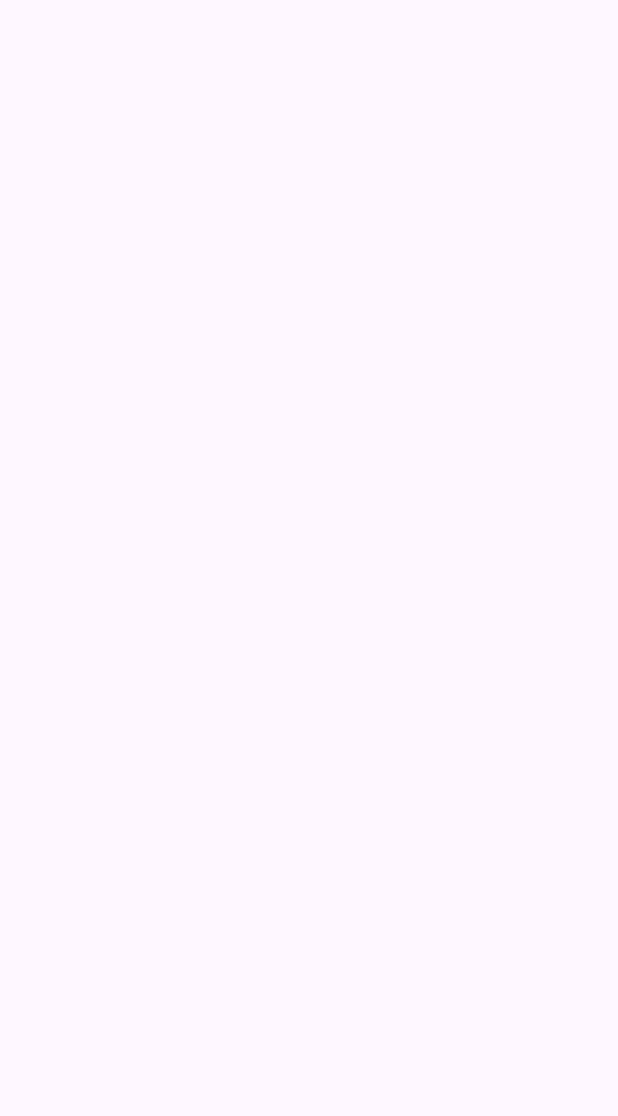
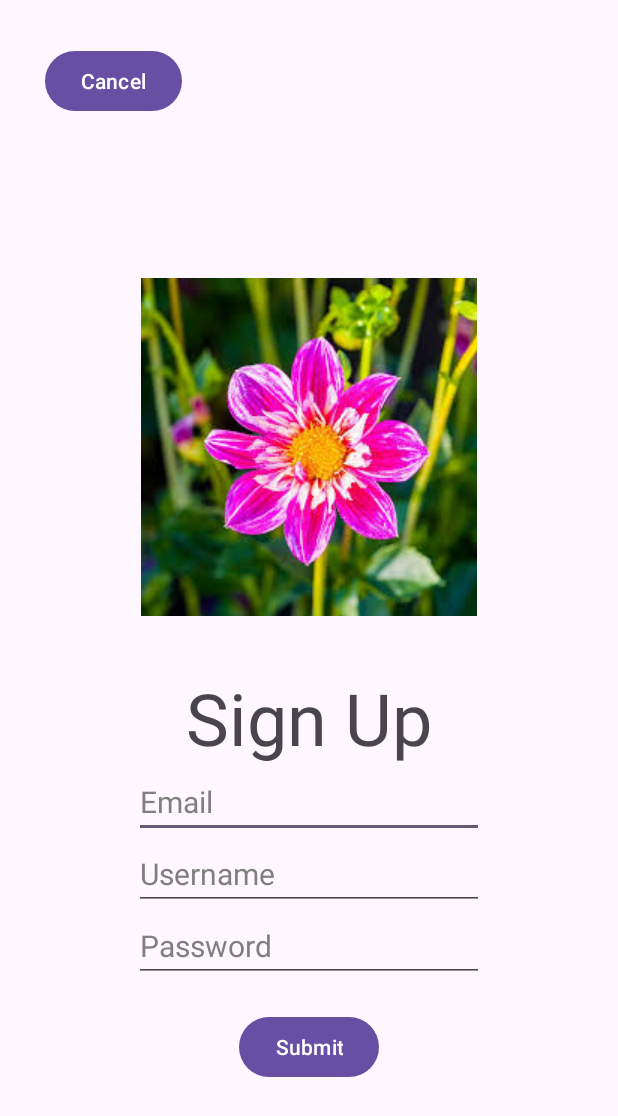
Before and after one commit to Celian4862/MobileDev, an Android app: the SignupActivity screen opened directly, with no data from a screen before it, on a phone screen of 412 x 824 dp. Before the commit the part shown is empty. Shown: the top 1116 px of the screen. Run offline under Robolectric (Android 15) with nearby library versions, the phone set to English and light mode, and no system bars.

Commit message:
Added signup page

```diff
--- a/app/src/main/res/layout/activity_signup.xml
+++ b/app/src/main/res/layout/activity_signup.xml
@@ -7,4 +7,106 @@
     android:layout_height="match_parent"
     tools:context=".SignupActivity">
 
+    <LinearLayout
+        android:layout_width="match_parent"
+        android:layout_height="match_parent"
+        android:orientation="vertical"
+        android:layout_margin="30dp"
+        tools:layout_editor_absoluteX="1dp"
+        tools:layout_editor_absoluteY="1dp">
+
+        <Button
+            android:id="@+id/cancel"
+            android:layout_width="wrap_content"
+            android:layout_height="wrap_content"
+            android:text="@string/cancel" />
+
+        <LinearLayout
+            android:layout_width="match_parent"
+            android:layout_height="match_parent"
+            android:gravity="center"
+            android:orientation="vertical">
+
+            <Space
+                android:layout_width="match_parent"
+                android:layout_height="35dp" />
+
+            <ImageView
+                android:id="@+id/logo"
+                android:layout_width="match_parent"
+                android:layout_height="wrap_content"
+                android:contentDescription="@string/logo"
+                app:srcCompat="@drawable/logo" />
+
+            <Space
+                android:layout_width="match_parent"
+                android:layout_height="35dp" />
+
+            <TextView
+                android:id="@+id/signup"
+                android:layout_width="match_parent"
+                android:layout_height="wrap_content"
+                android:gravity="center"
+                android:textSize="48sp"
+                android:text="@string/sign_up" />
+
+            <EditText
+                android:id="@+id/email"
+                android:layout_width="wrap_content"
+                android:layout_height="wrap_content"
+                android:autofillHints="emailAddress"
+                android:ems="10"
+                android:inputType="textEmailAddress"
+                android:textColorHint="#FE7E7E7E"
+                android:textSize="20sp"
+                android:hint="@string/email"
+                android:text="" />
+
+            <EditText
+                android:id="@+id/username"
+                android:layout_width="wrap_content"
+                android:layout_height="wrap_content"
+                android:maxWidth="488dp"
+                android:autofillHints="username"
+                android:ems="10"
+                android:hint="@string/username"
+                android:inputType="text"
+                android:textColorHint="#FE7E7E7E"
+                android:textSize="20sp" />
+
+            <EditText
+                android:id="@+id/password"
+                android:layout_width="wrap_content"
+                android:layout_height="wrap_content"
+                android:autofillHints="password"
+                android:ems="10"
+                android:textSize="20sp"
+                android:hint="@string/password"
+                android:inputType="textPassword"
+                android:textColorHint="#FE7E7E7E"
+                android:text="" />
+
+            <TextView
+                android:id="@+id/error"
+                android:layout_width="match_parent"
+                android:layout_height="wrap_content"
+                android:gravity="center"
+                android:text=""
+                android:textColor="#FF0000" />
+
+            <LinearLayout
+                android:layout_width="match_parent"
+                android:layout_height="wrap_content"
+                android:gravity="center"
+                android:orientation="horizontal">
+
+                <Button
+                    android:id="@+id/submit"
+                    android:layout_width="wrap_content"
+                    android:layout_height="wrap_content"
+                    android:text="@string/submit" />
+            </LinearLayout>
+
+        </LinearLayout>
+    </LinearLayout>
 </androidx.constraintlayout.widget.ConstraintLayout>
```
